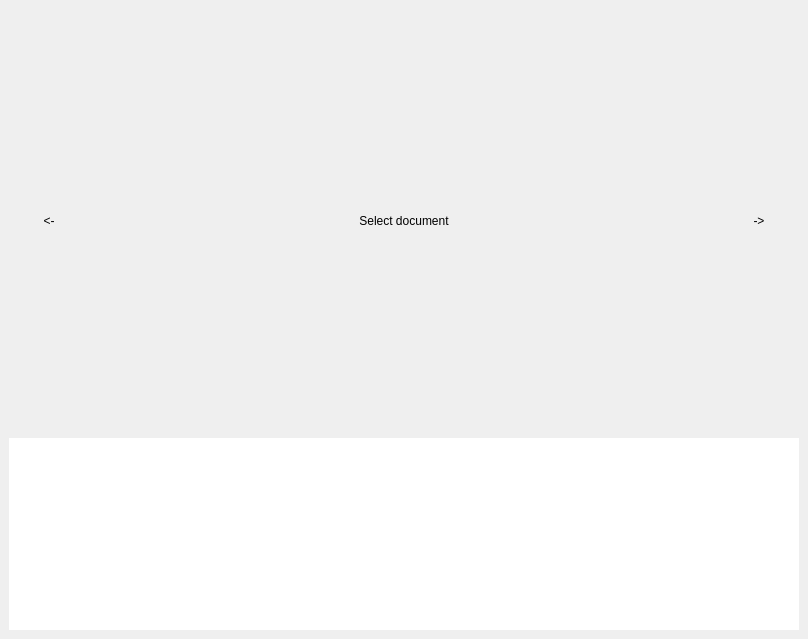
Before: the Qt Designer form imagedock.ui in Kuszki/Multimap-Zasiegi, drawn with Qt 5.
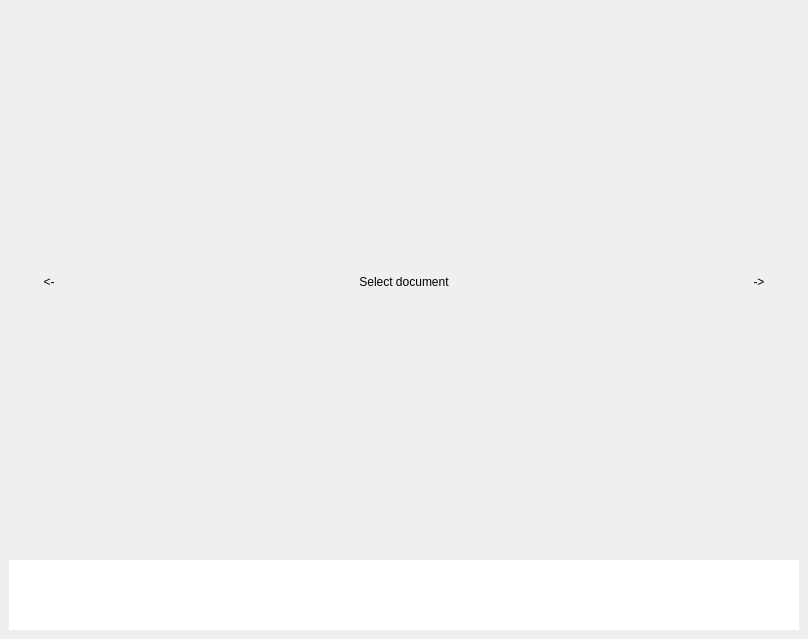
After: the same form once the commit is applied. Icons and pictures are not drawn.

The edit to the form file:
```diff
--- a/imagedock.ui
+++ b/imagedock.ui
@@ -59,8 +59,8 @@
         <rect>
          <x>0</x>
          <y>0</y>
-         <width>622</width>
-         <height>408</height>
+         <width>618</width>
+         <height>518</height>
         </rect>
        </property>
        <layout class="QGridLayout" name="scroolLayout">
@@ -121,7 +121,7 @@
     <item row="1" column="0" colspan="3">
      <widget class="QListView" name="listView">
       <property name="sizePolicy">
-       <sizepolicy hsizetype="Preferred" vsizetype="Preferred">
+       <sizepolicy hsizetype="Expanding" vsizetype="Preferred">
         <horstretch>0</horstretch>
         <verstretch>0</verstretch>
        </sizepolicy>
@@ -129,8 +129,14 @@
       <property name="frameShape">
        <enum>QFrame::NoFrame</enum>
       </property>
+      <property name="verticalScrollBarPolicy">
+       <enum>Qt::ScrollBarAlwaysOff</enum>
+      </property>
+      <property name="horizontalScrollBarPolicy">
+       <enum>Qt::ScrollBarAsNeeded</enum>
+      </property>
       <property name="sizeAdjustPolicy">
-       <enum>QAbstractScrollArea::AdjustIgnored</enum>
+       <enum>QAbstractScrollArea::AdjustToContents</enum>
       </property>
       <property name="editTriggers">
        <set>QAbstractItemView::NoEditTriggers</set>
@@ -149,8 +155,8 @@
       </property>
       <property name="iconSize">
        <size>
-        <width>196</width>
-        <height>256</height>
+        <width>138</width>
+        <height>196</height>
        </size>
       </property>
       <property name="movement">
```
Left out of the diff: 17 changed lines with no effect on the pictures.
